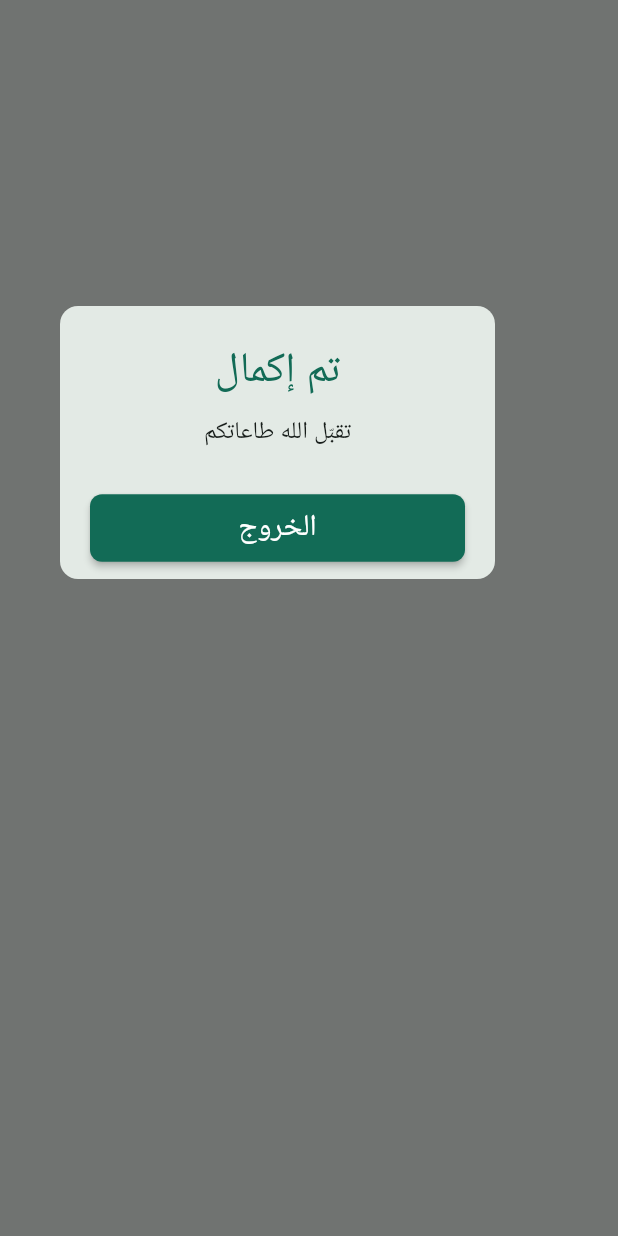
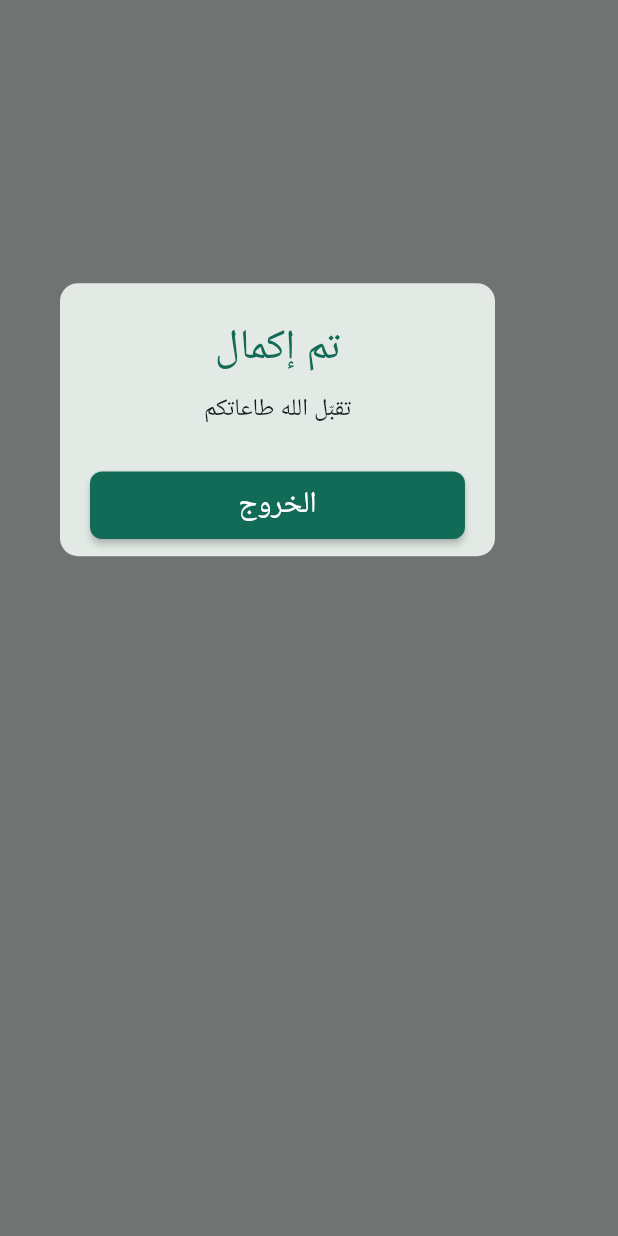
Before and after one commit to ihdori/tasbeeh-flutter-app, a Flutter app: what thanksDialog() shows on an empty page, opened directly with empty values, on a phone screen of 412 x 824 dp. Run offline on Flutter 3.47's test engine with Material 3 defaults, Android fonts, the light colour scheme and no system bars; our stand-ins replace flutter_riverpod, google_fonts.

Commit message:
make the change more responsive

```diff
--- a/lib/utils/thanks_dialog.dart
+++ b/lib/utils/thanks_dialog.dart
@@ -11,7 +11,7 @@ Future<dynamic> thanksDialog({required BuildContext context, tasbeehType}) {
       return Stack(
         children: [
           Positioned(
-            top: 180,
+            top: MediaQuery.of(context).size.height / 5,
             child: AlertDialog(
               shape: RoundedRectangleBorder(borderRadius: BorderRadius.circular(12)),
               contentPadding: const EdgeInsets.symmetric(
```
